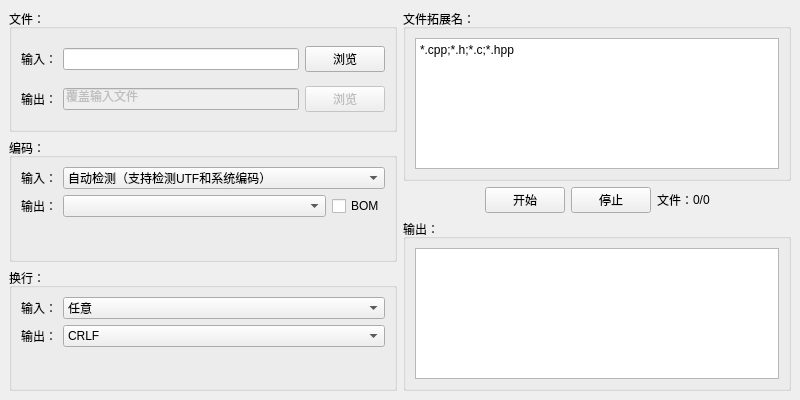
Qt form MainWindow.ui (CharlesLiaoO/EncodingConverter) before a commit.
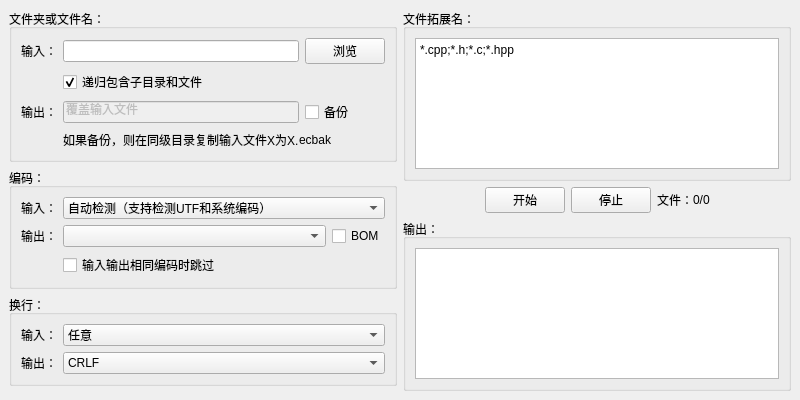
The same form after that commit.

Commit message: 增加备份和递归选项

Diff of the .ui file:
```diff
--- a/MainWindow.ui
+++ b/MainWindow.ui
@@ -20,9 +20,16 @@
       <item>
        <widget class="QGroupBox" name="groupBox">
         <property name="title">
-         <string>文件：</string>
+         <string>文件夹或文件名：</string>
         </property>
         <layout class="QGridLayout" name="gridLayout">
+         <item row="0" column="2">
+          <widget class="QPushButton" name="pushButton_PathSrcBrowse">
+           <property name="text">
+            <string>浏览</string>
+           </property>
+          </widget>
+         </item>
          <item row="0" column="1">
           <widget class="QLineEdit" name="lineEdit_PathSrc">
            <property name="text">
@@ -30,7 +37,65 @@
            </property>
           </widget>
          </item>
+         <item row="0" column="0">
+          <widget class="QLabel" name="label">
+           <property name="text">
+            <string>输入：</string>
+           </property>
+          </widget>
+         </item>
+         <item row="4" column="1" colspan="2">
+          <layout class="QHBoxLayout" name="horizontalLayout_5">
+           <property name="spacing">
+            <number>0</number>
+           </property>
+           <item>
+            <widget class="QLabel" name="label_8">
+             <property name="text">
+              <string>如果备份，则在同级目录复制输入文件X为X.</string>
+             </property>
+            </widget>
+           </item>
+           <item>
+            <widget class="QLabel" name="label_9">
+             <property name="text">
+              <string>ecbak</string>
+             </property>
+            </widget>
+           </item>
+           <item>
+            <spacer name="horizontalSpacer_3">
+             <property name="orientation">
+              <enum>Qt::Horizontal</enum>
+             </property>
+             <property name="sizeHint" stdset="0">
+              <size>
+               <width>0</width>
+               <height>20</height>
+              </size>
+             </property>
+            </spacer>
+           </item>
+          </layout>
+         </item>
+         <item row="2" column="0">
+          <widget class="QLabel" name="label_2">
+           <property name="text">
+            <string>输出：</string>
+           </property>
+          </widget>
+         </item>
          <item row="1" column="1">
+          <widget class="QCheckBox" name="checkBox_Recursively">
+           <property name="text">
+            <string>递归包含子目录和文件</string>
+           </property>
+           <property name="checked">
+            <bool>true</bool>
+           </property>
+          </widget>
+         </item>
+         <item row="2" column="1">
           <widget class="QLineEdit" name="lineEdit_PathDest">
            <property name="enabled">
             <bool>false</bool>
@@ -40,34 +105,10 @@
            </property>
           </widget>
          </item>
-         <item row="1" column="0">
-          <widget class="QLabel" name="label_2">
+         <item row="2" column="2">
+          <widget class="QCheckBox" name="checkBox_Bak">
            <property name="text">
-            <string>输出：</string>
-           </property>
-          </widget>
-         </item>
-         <item row="0" column="0">
-          <widget class="QLabel" name="label">
-           <property name="text">
-            <string>输入：</string>
-           </property>
-          </widget>
-         </item>
-         <item row="1" column="2">
-          <widget class="QPushButton" name="pushButton_PathDestBrowse">
-           <property name="enabled">
-            <bool>false</bool>
-           </property>
-           <property name="text">
-            <string>浏览</string>
-           </property>
-          </widget>
-         </item>
-         <item row="0" column="2">
-          <widget class="QPushButton" name="pushButton_PathSrcBrowse">
-           <property name="text">
-            <string>浏览</string>
+            <string>备份</string>
            </property>
           </widget>
          </item>
@@ -117,6 +158,13 @@
            </item>
           </layout>
          </item>
+         <item row="2" column="1">
+          <widget class="QCheckBox" name="checkBox_SkipSameEncoding">
+           <property name="text">
+            <string>输入输出相同编码时跳过</string>
+           </property>
+          </widget>
+         </item>
         </layout>
        </widget>
       </item>
@@ -171,6 +219,19 @@
         </layout>
        </widget>
       </item>
+      <item>
+       <spacer name="verticalSpacer">
+        <property name="orientation">
+         <enum>Qt::Vertical</enum>
+        </property>
+        <property name="sizeHint" stdset="0">
+         <size>
+          <width>20</width>
+          <height>0</height>
+         </size>
+        </property>
+       </spacer>
+      </item>
      </layout>
     </item>
     <item>
```
The commit also changes 2 other files.
